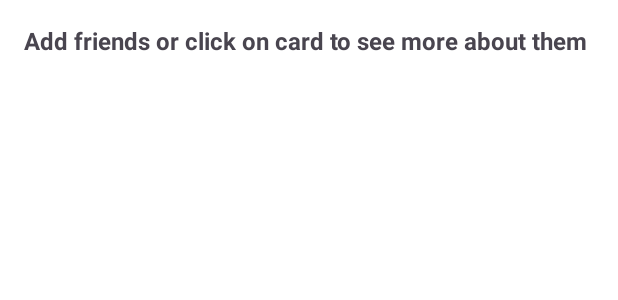
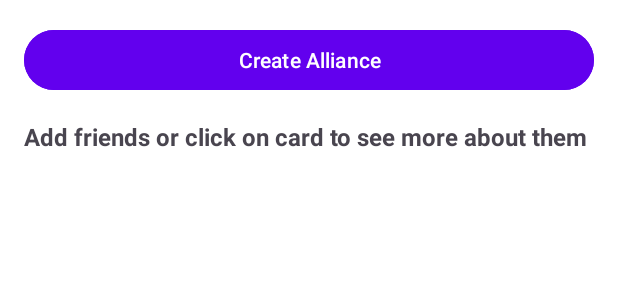
Before and after one commit to ninapoposki/e2-ma-tim18-2025, an Android app: the layout fragment_user_list.xml on its own in the app's theme, with its tools: preview values and no code run, on a phone screen of 412 x 824 dp. Shown: the top 300 px of the screen. Run offline under Robolectric (Android 15) with nearby library versions, the phone set to English and light mode, and no system bars.

Commit message:
alliance

```diff
--- a/app/src/main/res/layout/fragment_user_list.xml
+++ b/app/src/main/res/layout/fragment_user_list.xml
@@ -4,6 +4,41 @@
     android:orientation="vertical"
     android:padding="16dp"
     android:background="@color/white">
+
+
+    <Button
+        android:id="@+id/button_start_create_alliance"
+        android:layout_width="match_parent"
+        android:layout_height="wrap_content"
+        android:text="Create Alliance"
+        android:textColor="@color/white"
+        android:backgroundTint="@color/purple_500"
+        android:layout_marginBottom="16dp" />
+
+    <LinearLayout
+        android:id="@+id/layout_create_alliance"
+        android:layout_width="match_parent"
+        android:layout_height="wrap_content"
+        android:orientation="vertical"
+        android:visibility="gone">
+    <EditText
+        android:id="@+id/edit_alliance_name"
+        android:layout_width="match_parent"
+        android:layout_height="wrap_content"
+        android:hint="Alliance name"
+        android:layout_marginBottom="12dp"
+        android:padding="8dp"
+        android:background="@color/blue"
+        android:textColor="@color/black"
+        android:textColorHint="@color/gray"/>
+    <TextView
+    android:id="@+id/button_create_alliance"
+    android:layout_width="wrap_content"
+    android:layout_height="wrap_content"
+    android:text="Create"
+    android:textColor="@color/purple_500"
+    android:padding="8dp"/>
+    </LinearLayout>
 
     <TextView
         android:id="@+id/text_user_list_title"
--- a/app/src/main/res/layout/item_user.xml
+++ b/app/src/main/res/layout/item_user.xml
@@ -8,7 +8,11 @@
     android:background="@drawable/white_rounded_bg"
     android:layout_marginVertical="4dp"
     android:gravity="center_vertical">
-
+    <CheckBox
+        android:id="@+id/checkbox_select_user"
+        android:layout_width="wrap_content"
+        android:layout_height="wrap_content"
+        android:visibility="gone"/>
     <ImageView
         android:id="@+id/image_avatar"
         android:layout_width="60dp"
```
Also changed, not shown: app/src/main/java/com/example/habitforge/application/model/Alliance.java (added, +62 -0 lines), app/src/main/java/com/example/habitforge/application/model/AllianceInvite.java (added, +59 -0 lines), app/src/main/java/com/example/habitforge/application/model/User.java (+10 -0 lines), app/src/main/java/com/example/habitforge/data/repository/UserRepository.java (+63 -0 lines), app/src/main/java/com/example/habitforge/presentation/activity/ui/userlist/UserListFragment.java (+59 -4 lines), app/src/main/java/com/example/habitforge/presentation/activity/ui/userlist/UserListViewModel.java (+54 -0 lines), app/src/main/java/com/example/habitforge/presentation/adapter/UserListAdapter.java (+33 -14 lines).
